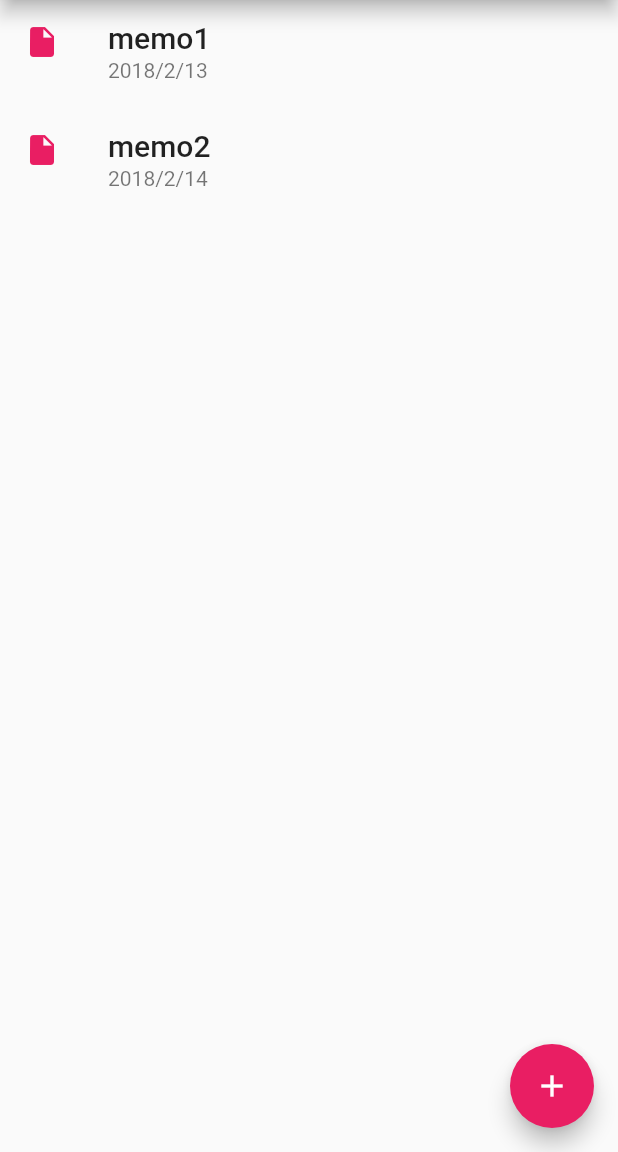
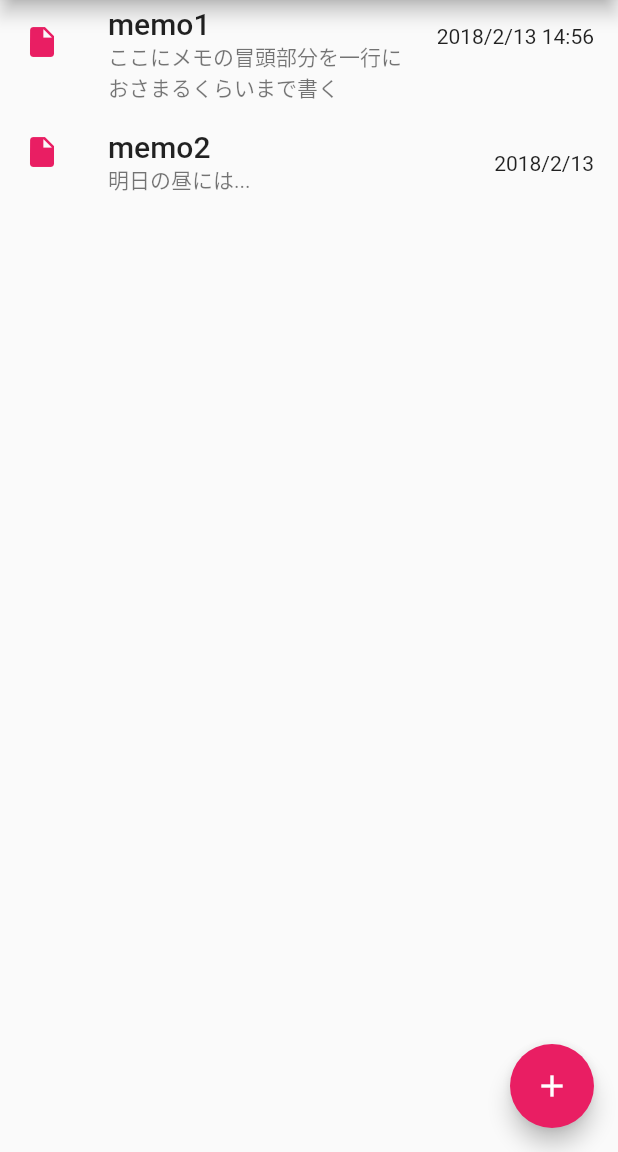
Before and after one commit to YusukeSuzuki1213/Memomo, a Flutter app: the screen it shows after launch, on a phone screen of 412 x 824 dp, the part 84-1236 px from its top. Run offline on Flutter 3.47's test engine with Material 2 defaults, Android fonts, the phone set to English and light mode, and no system bars.

```diff
--- a/lib/main.dart
+++ b/lib/main.dart
@@ -19,20 +19,22 @@ List<Widget> list = <Widget>[
   new ListTile(
     title: new Text('memo1',
         style: new TextStyle(fontWeight: FontWeight.w500, fontSize: 20.0)),
-    subtitle: new Text('2018/2/13'),
+    subtitle: new Text('ここにメモの冒頭部分を一行におさまるくらいまで書く'),
     leading: new Icon(
       choices[2].icon,
       color: Colors.pink,
     ),
+    trailing: new Text('2018/2/13 14:56'),
   ),
   new ListTile(
     title: new Text('memo2',
         style: new TextStyle(fontWeight: FontWeight.w500, fontSize: 20.0)),
-    subtitle: new Text('2018/2/14'),
+    subtitle: new Text('明日の昼には...'),
     leading: new Icon(
       choices[2].icon,
       color: Colors.pink,
     ),
+    trailing: new Text('2018/2/13'),
   ),
 ];
 
```
Also changed, not shown: lib/create.dart (+16 -9 lines).
